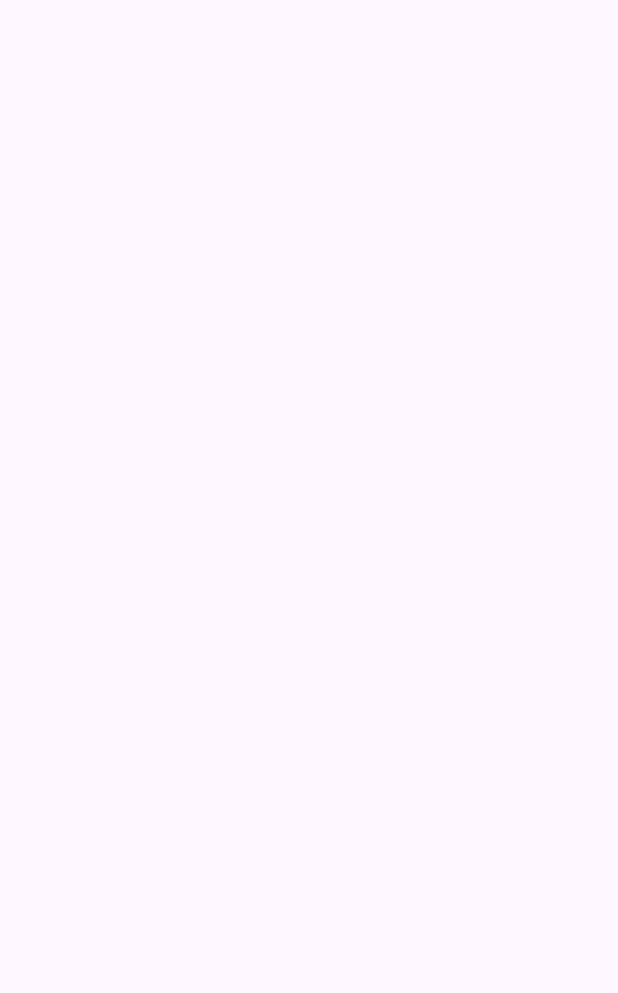
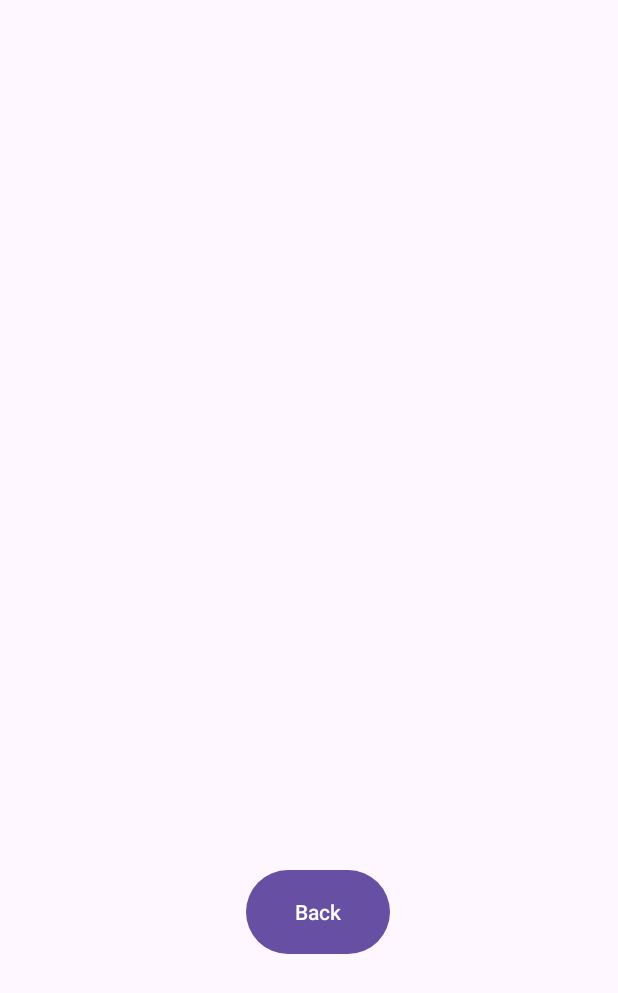
Before and after one commit to Bingerma/BadgerCourse, an Android app: the ProfessorSelect screen opened directly, with no data from a screen before it, on a phone screen of 412 x 824 dp. Before the commit the part shown is empty. Shown: the top 993 px of the screen. Run offline under Robolectric (Android 15) with nearby library versions, the phone set to English and light mode, and no system bars.

```diff
--- a/app/src/main/res/layout/activity_professor_select.xml
+++ b/app/src/main/res/layout/activity_professor_select.xml
@@ -6,4 +6,24 @@
     android:layout_height="match_parent"
     tools:context=".ProfessorSelect">
 
+    <Button
+        android:id="@+id/back_button"
+        android:layout_width="96dp"
+        android:layout_height="64dp"
+        android:layout_marginStart="164dp"
+        android:layout_marginTop="576dp"
+        android:text="Back"
+        app:layout_constraintStart_toStartOf="parent"
+        app:layout_constraintTop_toTopOf="parent" />
+
+    <ListView
+        android:id="@+id/professorList"
+        android:layout_width="413dp"
+        android:layout_height="323dp"
+        android:layout_marginTop="174dp"
+        android:divider="@android:color/darker_gray"
+        android:dividerHeight="1dp"
+        android:visibility="visible"
+        app:layout_constraintStart_toStartOf="parent"
+        app:layout_constraintTop_toTopOf="parent" />
 </androidx.constraintlayout.widget.ConstraintLayout>
```
Also changed, not shown: app/src/main/java/com/cs407/finalproject/MainActivity.java (+4 -20 lines), app/src/main/java/com/cs407/finalproject/ProfessorSelect.java (+142 -0 lines), app/src/main/res/layout/activity_main.xml (+4 -3 lines).
